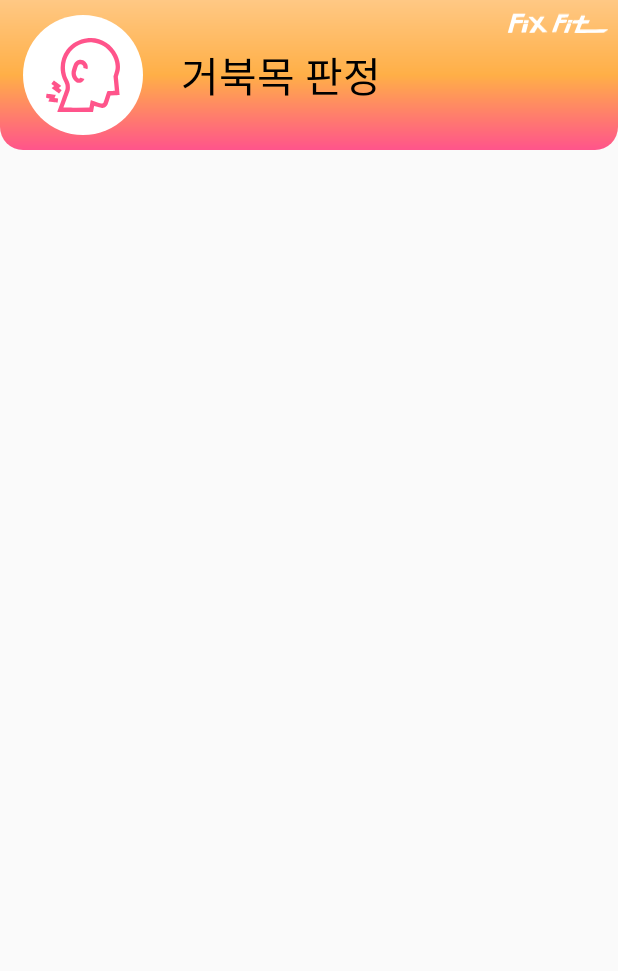
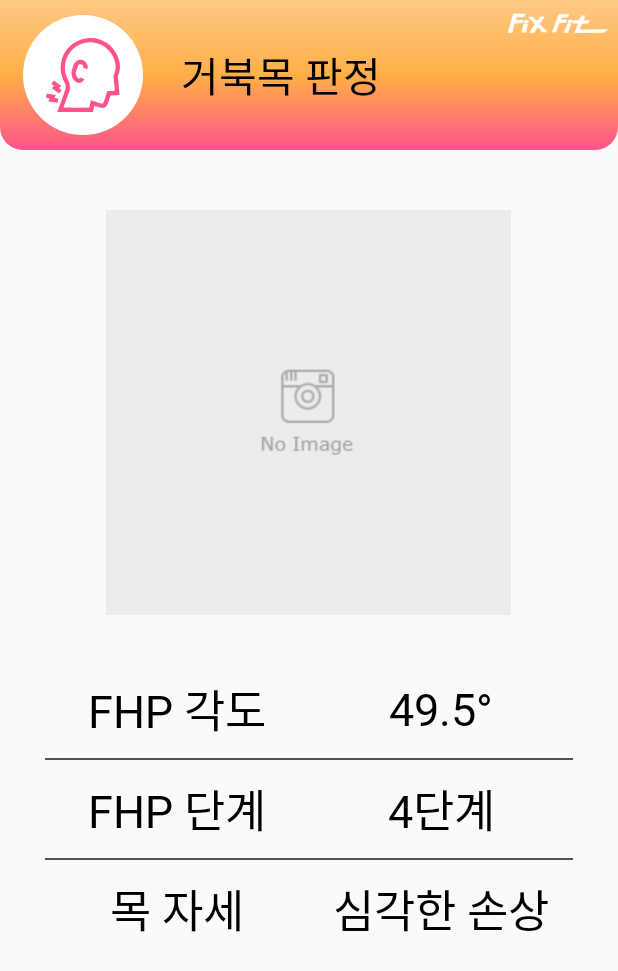
Before and after one commit to yeon7485/FixFit, an Android app: the ClassifierActivity screen opened directly, with no data from a screen before it, on a phone screen of 412 x 824 dp. Shown: the top 971 px of the screen. Run offline under Robolectric (Android 15) with nearby library versions, the phone set to English and light mode, and no system bars.

Commit message:
거북목 판정 xml

```diff
--- a/app/src/main/res/layout/activity_classifier.xml
+++ b/app/src/main/res/layout/activity_classifier.xml
@@ -7,7 +7,7 @@
     android:orientation="vertical"
     tools:context=".ClassifierActivity">
 
-<!--    상단바-->
+    <!--    상단바-->
     <LinearLayout
         android:layout_width="match_parent"
         android:layout_height="100dp"
@@ -16,8 +16,8 @@
         <FrameLayout
             android:layout_width="wrap_content"
             android:layout_height="match_parent"
-            android:layout_marginVertical="10dp"
-            android:layout_marginHorizontal="15dp">
+            android:layout_marginHorizontal="15dp"
+            android:layout_marginVertical="10dp">
 
             <ImageView
                 android:layout_width="80dp"
@@ -27,8 +27,8 @@
             <ImageView
                 android:layout_width="80dp"
                 android:layout_height="wrap_content"
+                android:layout_marginVertical="10dp"
                 android:padding="5dp"
-                android:layout_marginVertical="10dp"
                 android:src="@drawable/ic_tech_neck"
                 app:tint="@color/main_color_1" />
         </FrameLayout>
@@ -42,10 +42,11 @@
             android:text="거북목 판정"
             android:textColor="@color/black"
             android:textSize="27sp" />
+
         <View
             android:layout_width="0dp"
             android:layout_height="0dp"
-            android:layout_weight="1"/>
+            android:layout_weight="1" />
 
         <ImageView
             android:layout_width="70dp"
@@ -57,7 +58,116 @@
 
     </LinearLayout>
 
+    <!--    불러온 사진 이미지뷰-->
+    <LinearLayout
+        android:layout_width="match_parent"
+        android:layout_height="wrap_content"
+        android:layout_marginTop="40dp"
+        android:orientation="vertical">
 
+        <ImageView
+            android:layout_width="270dp"
+            android:layout_height="270dp"
+            android:layout_gravity="center"
+            android:src="@drawable/no_photo" />
+
+    </LinearLayout>
+
+    <LinearLayout
+        android:layout_width="match_parent"
+        android:layout_height="wrap_content"
+        android:layout_marginHorizontal="30dp"
+        android:layout_marginTop="40dp"
+        android:orientation="vertical">
+
+        <TableLayout
+            android:layout_width="match_parent"
+            android:layout_height="match_parent"
+            android:weightSum="10">
+
+            <TableRow>
+
+                <TextView
+                    android:layout_width="0dp"
+                    android:layout_height="match_parent"
+                    android:layout_weight="5"
+                    android:fontFamily="@font/cafe24_ssurround_air"
+                    android:gravity="center"
+                    android:text="FHP 각도"
+                    android:textColor="@color/black"
+                    android:textSize="30sp" />
+
+                <TextView
+                    android:layout_width="0dp"
+                    android:layout_height="match_parent"
+                    android:layout_weight="5"
+                    android:fontFamily="@font/cafe24_ssurround_air"
+                    android:gravity="center"
+                    android:text="49.5°"
+                    android:textColor="@color/black"
+                    android:textSize="30sp" />
+            </TableRow>
+
+            <View
+                android:layout_width="match_parent"
+                android:layout_height="1dp"
+                android:background="#aa000000"
+                android:layout_marginVertical="10dp"/>
+
+            <TableRow>
+
+                <TextView
+                    android:layout_width="0dp"
+                    android:layout_height="match_parent"
+                    android:layout_weight="5"
+                    android:fontFamily="@font/cafe24_ssurround_air"
+                    android:gravity="center"
+                    android:text="FHP 단계"
+                    android:textColor="@color/black"
+                    android:textSize="30sp" />
+
+                <TextView
+                    android:layout_width="0dp"
+                    android:layout_height="match_parent"
+                    android:layout_weight="5"
+                    android:fontFamily="@font/cafe24_ssurround_air"
+                    android:gravity="center"
+                    android:text="4단계"
+                    android:textColor="@color/black"
+                    android:textSize="30sp" />
+            </TableRow>
+
+            <View
+                android:layout_width="match_parent"
+                android:layout_height="1dp"
+                android:background="#aa000000"
+                android:layout_marginVertical="10dp"/>
+
+            <TableRow>
+
+                <TextView
+                    android:layout_width="0dp"
+                    android:layout_height="match_parent"
+                    android:layout_weight="5"
+                    android:fontFamily="@font/cafe24_ssurround_air"
+                    android:gravity="center"
+                    android:text="목 자세"
+                    android:textColor="@color/black"
+                    android:textSize="30sp" />
+
+                <TextView
+                    android:layout_width="0dp"
+                    android:layout_height="match_parent"
+                    android:layout_weight="5"
+                    android:fontFamily="@font/cafe24_ssurround_air"
+                    android:gravity="center"
+                    android:text="심각한 손상"
+                    android:textColor="@color/black"
+                    android:textSize="30sp" />
+            </TableRow>
+        </TableLayout>
+
+    </LinearLayout>
 
 
 </LinearLayout>
```
